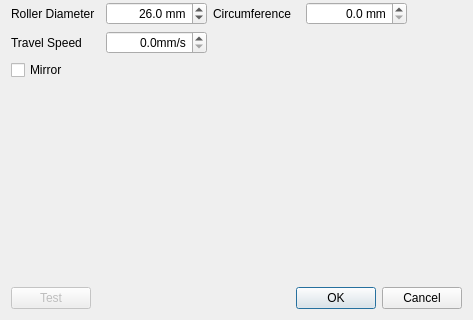
First picture: the form in src/windows/rotary_setup.ui, repository flux3dp/swiftray, before the edit; both pictures show x 0 to 473 and y 208 to 528 of the 473 by 528 pixel window.
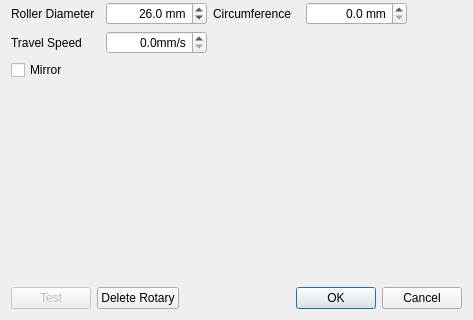
Second picture: the form after the edit. Icons and pictures are not drawn.

Commit message: Add remove rotary button in rotary setup

Patch:
```diff
--- a/src/windows/rotary_setup.ui
+++ b/src/windows/rotary_setup.ui
@@ -467,6 +467,13 @@
        </property>
       </widget>
      </item>
+     <item>
+      <widget class="QPushButton" name="deleteButton">
+       <property name="text">
+        <string>Delete Rotary</string>
+       </property>
+      </widget>
+     </item>
      <item>
       <widget class="QDialogButtonBox" name="buttonBox">
        <property name="orientation">
```
The commit also changes 1 other file.
